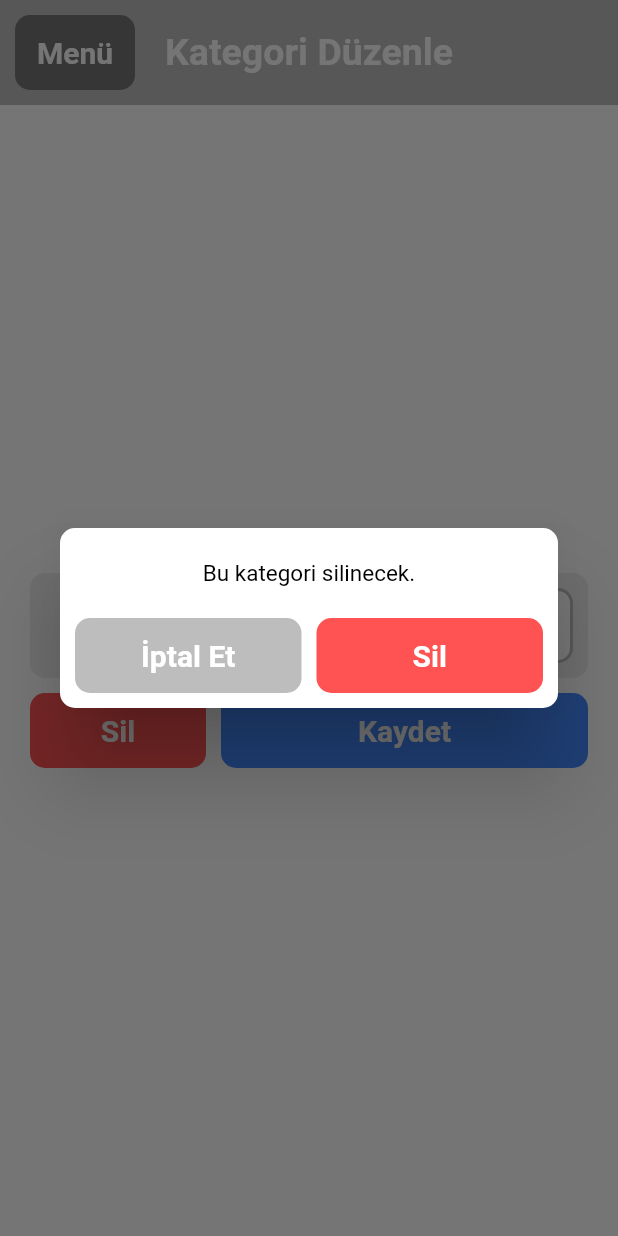
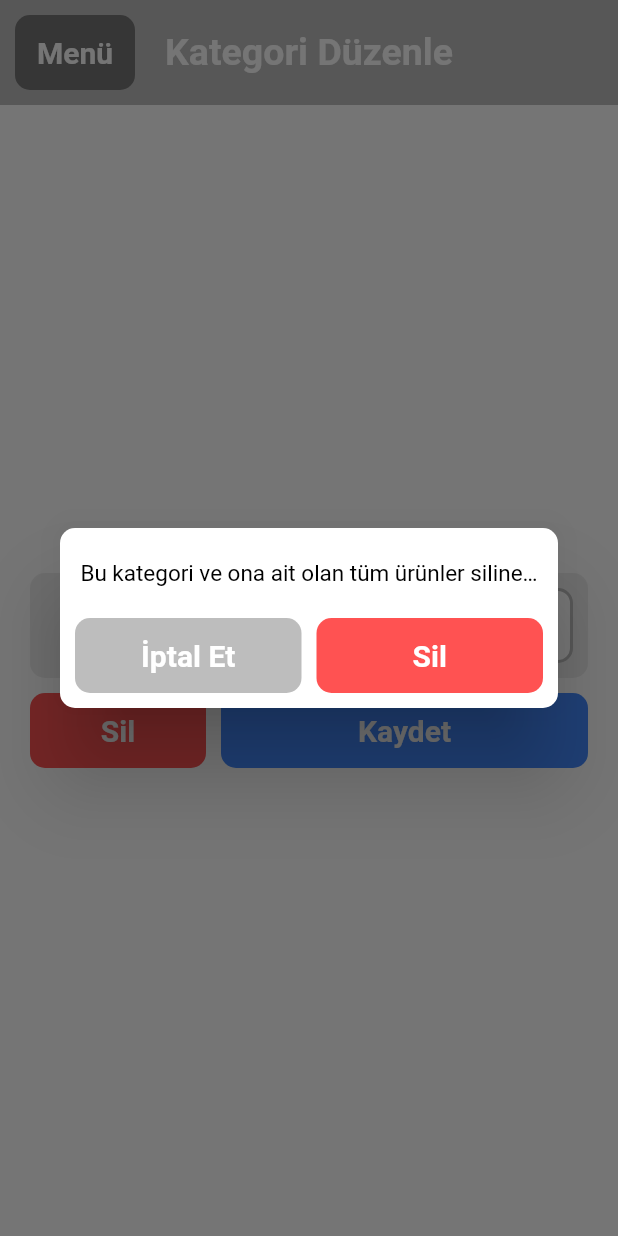
Before and after one commit to aliemrenebiler/Stock_Management_System, a Flutter app: the EditCategoryScreen screen opened by its route, after a tap on "Sil", on a phone screen of 412 x 824 dp. Run offline on Flutter 3.47's test engine with Material 2 defaults, Android fonts, the phone set to English and light mode, and no system bars; our stand-ins replace page_transition, shared_preferences; missing offline and left inert: desktop_window, sqlite3; accounts and stored records are empty; statements that could not run were skipped.

Commit message:
delete warnings were updated

```diff
--- a/lib/screens/category/edit_category_screen.dart
+++ b/lib/screens/category/edit_category_screen.dart
@@ -110,7 +110,7 @@ class _EditCategoryScreenState extends State<EditCategoryScreen> {
                                               padding: const EdgeInsets.all(5),
                                               height: 50,
                                               child: Text(
-                                                "Bu kategori silinecek.",
+                                                "Bu kategori ve ona ait olan tüm ürünler silinecek.",
                                                 textAlign: TextAlign.center,
                                                 overflow: TextOverflow.ellipsis,
                                                 style: TextStyle(
--- a/lib/screens/product/list_deleted_products_screen.dart
+++ b/lib/screens/product/list_deleted_products_screen.dart
@@ -677,7 +677,7 @@ class DeletedProductsListItem extends StatelessWidget {
                                       padding: const EdgeInsets.all(5),
                                       height: 50,
                                       child: Text(
-                                        "Bu ürün kalıcı olarak silinecek.",
+                                        "Bu ürün ve ona ait olan tüm alımlar/satışlar kalıcı olarak silinecek.",
                                         textAlign: TextAlign.center,
                                         overflow: TextOverflow.ellipsis,
                                         style: TextStyle(
--- a/lib/screens/supplier/edit_supplier_screen.dart
+++ b/lib/screens/supplier/edit_supplier_screen.dart
@@ -178,7 +178,7 @@ class _EditSupplierScreenState extends State<EditSupplierScreen> {
                                               padding: const EdgeInsets.all(5),
                                               height: 50,
                                               child: Text(
-                                                "Bu tedarikçi silinecek.",
+                                                "Bu tedarikçi ve ona ait olan alımlar silinecek.",
                                                 textAlign: TextAlign.center,
                                                 overflow: TextOverflow.ellipsis,
                                                 style: TextStyle(
```
